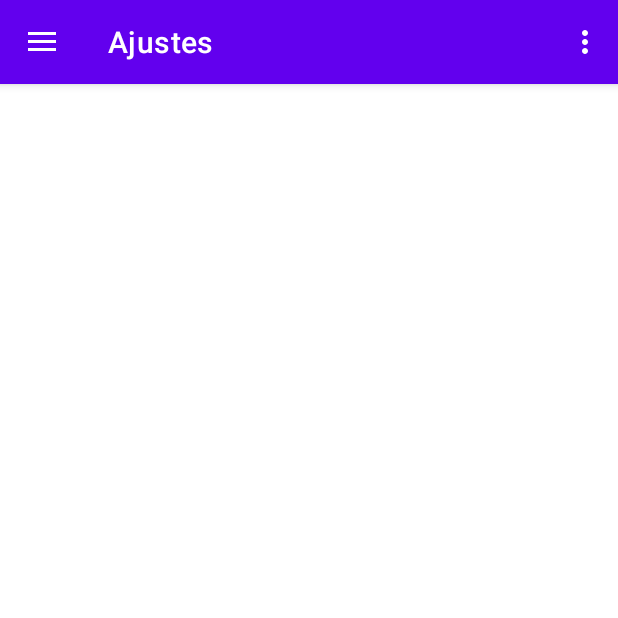
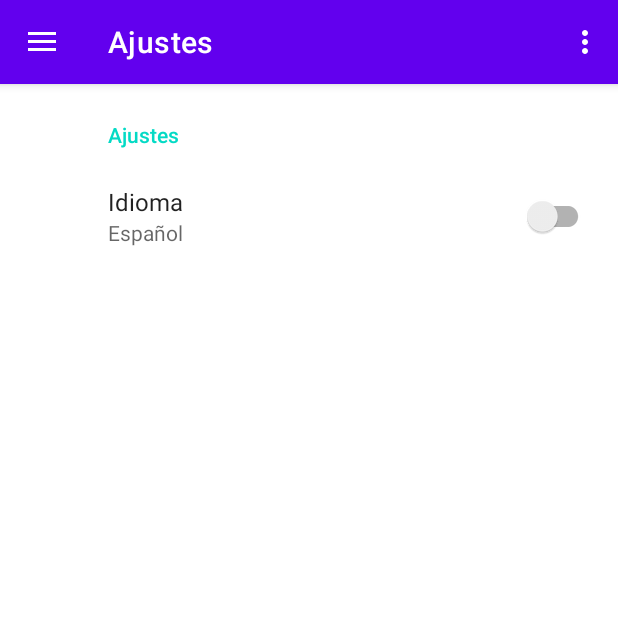
Before and after one commit to Patxito17/PMDM02, an Android app: the screen it shows after launch (MainActivity), in the side drawer, after a tap on "Ajustes", on a phone screen of 412 x 824 dp, the top half of it. Run offline under Robolectric (Android 15) with nearby library versions, the phone set to English and light mode, and no system bars; our stand-ins replace androidx.preference, navigation-ui.

Commit message:
Menu about

```diff
--- a/app/src/main/java/com/gortmol/supermariobrosapp/SettingsFragment.java
+++ b/app/src/main/java/com/gortmol/supermariobrosapp/SettingsFragment.java
@@ -10,6 +10,7 @@ public class SettingsFragment extends PreferenceFragmentCompat {
 
     @Override
     public void onCreatePreferences(@Nullable Bundle savedInstanceState, @Nullable String rootKey) {
+        setPreferencesFromResource(R.xml.fragment_settings, rootKey);
 
     }
 }
```
